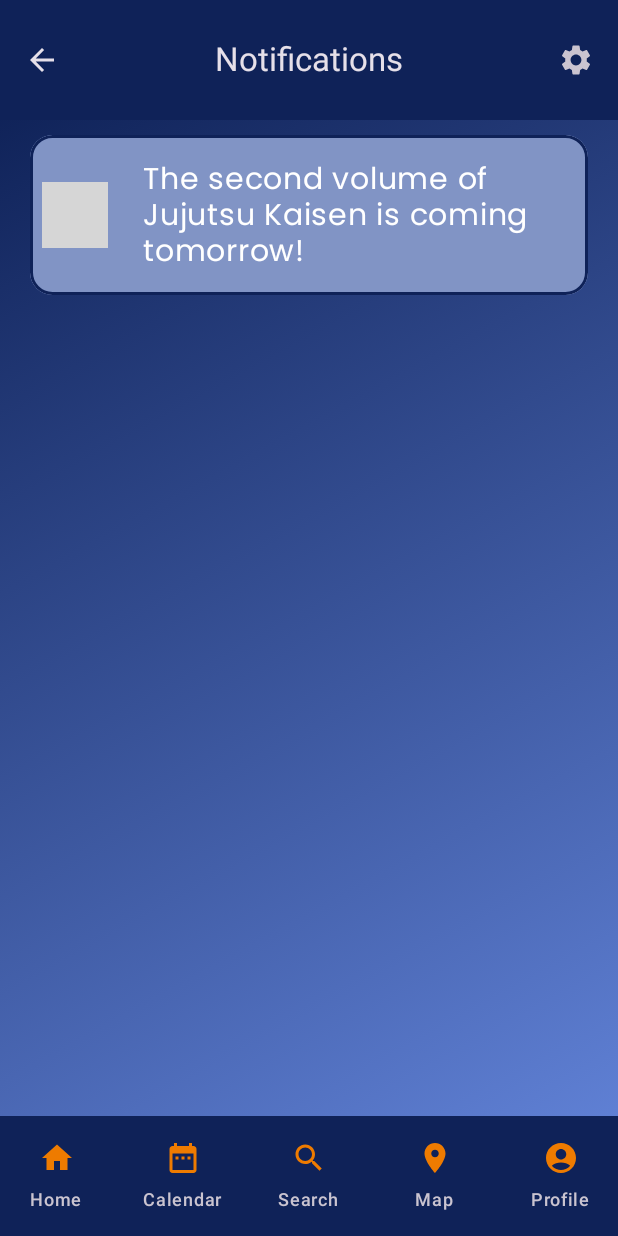
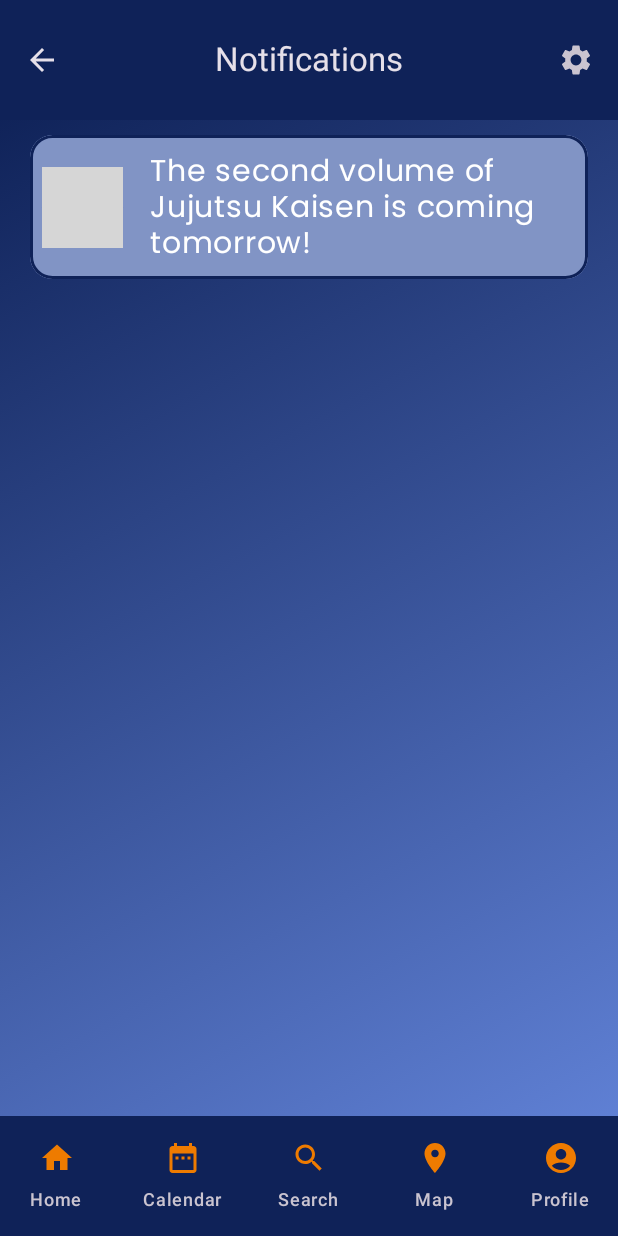
Before and after one commit to Mariarita2710/MangaGen_pre, an Android app built with Jetpack Compose: the NotificationsScreen screen opened through its navigation route, on a phone screen of 412 x 824 dp. Run offline under Robolectric (Android 15) with nearby library versions, the phone set to English and light mode, and no system bars; our stand-ins replace Firebase (no records; nobody signed in at launch, a user with empty details on screens opened directly), livedata-compose; pictures from the network do not load; grey boxes are pictures that could not be loaded.

Commit message:
Update Notifications.kt

```diff
--- a/GenerazioneMangaV3/app/src/main/java/com/polito/giulia/generazionemangav3/screens/Notifications.kt
+++ b/GenerazioneMangaV3/app/src/main/java/com/polito/giulia/generazionemangav3/screens/Notifications.kt
@@ -70,8 +70,8 @@ fun NotificationsScreen(viewModel: AppViewModel, navController: NavController) {
                 Card(
                     shape = CircleShape,
                     modifier = Modifier
-                        .height(60.dp)
-                        .width(60.dp)
+                        .height(70.dp)
+                        .width(70.dp)
                         .padding(8.dp)
                 ) {
                     AsyncImage(
@@ -88,7 +88,7 @@ fun NotificationsScreen(viewModel: AppViewModel, navController: NavController) {
                     fontWeight = FontWeight.Normal,
                     fontSize = 20.sp,
                     color = Color.White,
-                    modifier = Modifier.padding(15.dp)
+                    modifier = Modifier.padding(10.dp)
                 )
             }
         }
```
